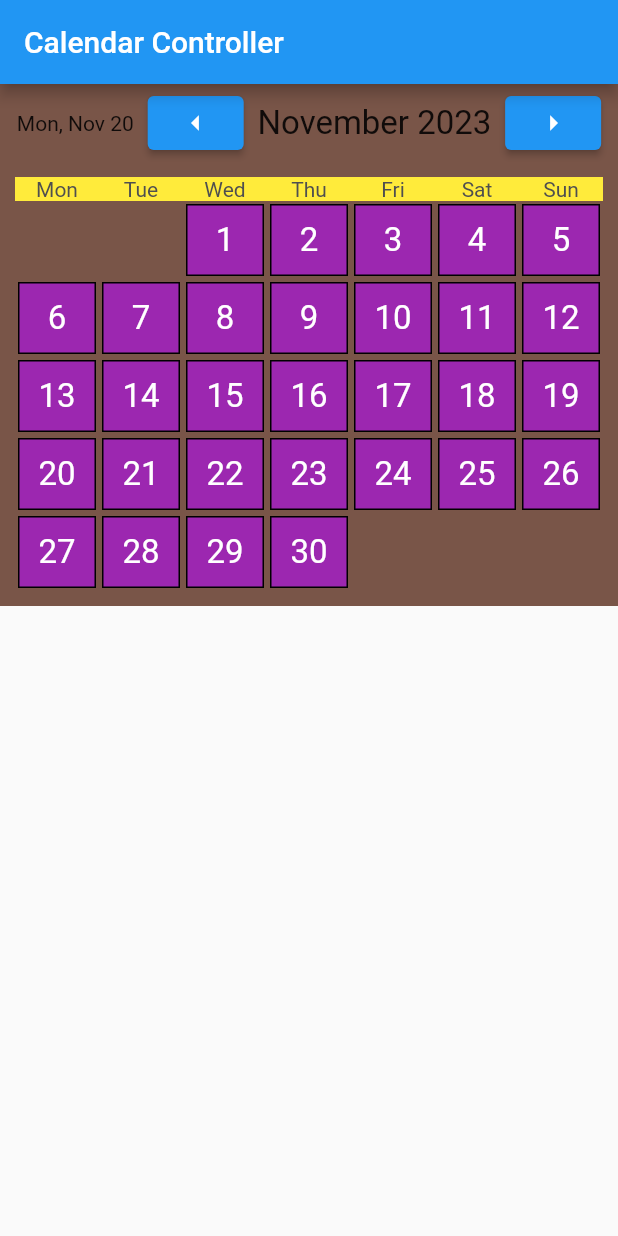
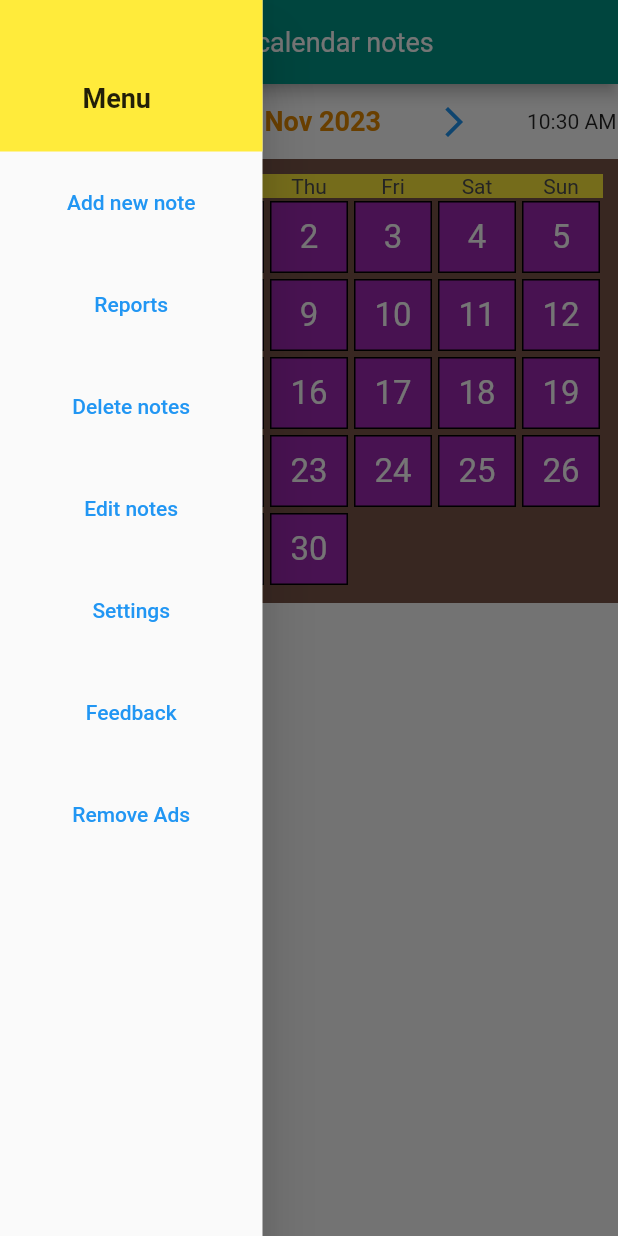
Before and after one commit to basabaich/test_table_calendar_chatgpt_sample_1, a Flutter app: the screen it shows after launch, with the side drawer open (before the commit the screen has no drawer), on a phone screen of 412 x 824 dp. Run offline on Flutter 3.47's test engine with Material 2 defaults, Android fonts, the phone set to English and light mode, and no system bars; drawn by our look-alikes of table_calendar.

Commit message:
compleate3

```diff
--- a/lib/main.dart
+++ b/lib/main.dart
@@ -42,20 +42,65 @@ class _MyHomePageState extends State<MyHomePage> {
 
     // Below "calendarDateYear" will show the month & year at the centre of the
     //custom header we have made here.
-    String calendarDateYear = DateFormat.yMMMM().format(_focusedDay);
+    String calendarDateYear = DateFormat.yMMM().format(_focusedDay);
+
+    //Time to be shown at the extreme left of the custom heading.
+    String timeFormat1 = DateFormat('hh:mm a').format(DateTime.now());
+
     return Scaffold(
+      drawer: Drawer(
+        width: 175.0,
+        child: Column(
+          children: [
+            Container(
+              width: double.infinity,
+              padding: const EdgeInsets.only(top: 55.0, bottom: 25, left: 55.0),
+              color: Colors.yellow,
+              child: const Text(
+                "Menu",
+                style: TextStyle(
+                  fontSize: 18,
+                  fontWeight: FontWeight.bold,
+                ),
+              ),
+            ),
+            const SizedBox(height: 10.0),
+            TextButton(onPressed: () {}, child: const Text("Add new note")),
+            const SizedBox(height: 20.0),
+            TextButton(onPressed: () {}, child: const Text("Reports")),
+            const SizedBox(height: 20.0),
+            TextButton(onPressed: () {}, child: const Text("Delete notes")),
+            const SizedBox(height: 20.0),
+            TextButton(onPressed: () {}, child: const Text("Edit notes")),
+            const SizedBox(height: 20.0),
+            TextButton(onPressed: () {}, child: const Text("Settings")),
+            const SizedBox(height: 20.0),
+            TextButton(onPressed: () {}, child: const Text("Feedback")),
+            const SizedBox(height: 20.0),
+            TextButton(onPressed: () {}, child: const Text("Remove Ads"))
+          ],
+        ),
+      ),
       appBar: AppBar(
-        title: const Text("Calendar Controller"),
+        backgroundColor: Colors.teal,
+        centerTitle: true,
+        title: const Text(
+          "Short calendar notes",
+          style: TextStyle(
+            fontSize: 18,
+            fontWeight: FontWeight.normal,
+          ),
+        ),
       ), //AppBar
       body: SingleChildScrollView(
         child: Column(
           crossAxisAlignment: CrossAxisAlignment.start,
           children: [
             Container(
-              padding: const EdgeInsets.all(2.0),
-              color: Colors.brown,
+              padding: const EdgeInsets.all(1.0),
+              color: Colors.white,
               child: Row(
-                mainAxisAlignment: MainAxisAlignment.spaceEvenly,
+                mainAxisAlignment: MainAxisAlignment.spaceBetween,
                 children: [
                   //Text on today's day, month & date
                   Text(formattedDate2),
@@ -73,7 +118,11 @@ class _MyHomePageState extends State<MyHomePage> {
                   //Text button to show the month & year
                   Text(
                     calendarDateYear,
-                    style: const TextStyle(fontSize: 22),
+                    style: const TextStyle(
+                      fontSize: 18,
+                      fontWeight: FontWeight.bold,
+                      color: Color.fromARGB(255, 228, 137, 1),
+                    ),
                   ), //Text
                   //Next button method
                   CustomNextMonthButton(
@@ -86,6 +135,7 @@ class _MyHomePageState extends State<MyHomePage> {
                       });
                     },
                   ), //CustomNextMonthButton
+                  Text(timeFormat1),
                 ],
               ), //Row
             ), //Container
@@ -183,10 +233,10 @@ class CustomPrevMonthButton extends StatelessWidget {
 
   @override
   Widget build(BuildContext context) {
-    return ElevatedButton(
+    return TextButton(
       onPressed: onPressed,
       child: const Icon(
-        Icons.arrow_left,
+        Icons.arrow_back_ios_new_sharp,
       ), //Icon
     ); //ElevatedButton
   }
@@ -198,10 +248,10 @@ class CustomNextMonthButton extends StatelessWidget {
 
   @override
   Widget build(BuildContext context) {
-    return ElevatedButton(
+    return TextButton(
       onPressed: onPressed,
       child: const Icon(
-        Icons.arrow_right,
+        Icons.arrow_forward_ios_sharp,
       ), //Icon
     ); //ElevatedButton
   }
```
